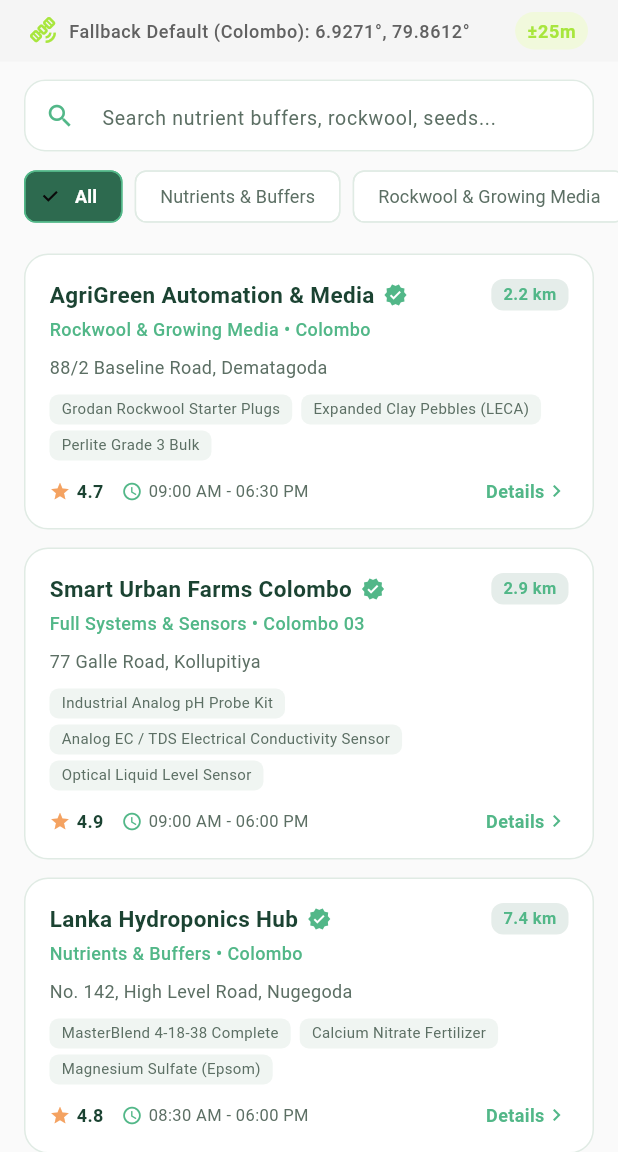
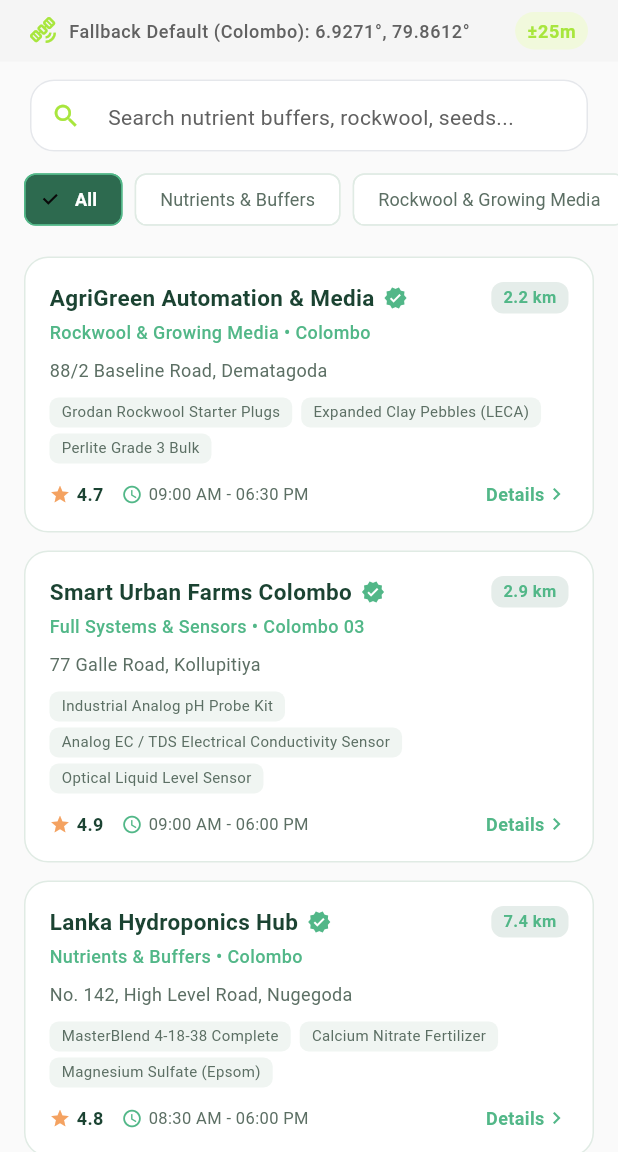
Before and after one commit to sameera-ekanayaka/AquaGrow_Connect, a Flutter app: the HydroMapScreen screen opened by its route, on a phone screen of 412 x 824 dp, the part 84-1236 px from its top. Run offline on Flutter 3.47's test engine with Material 3 defaults, Android fonts, the phone set to English and light mode, and no system bars; our stand-ins replace connectivity_plus, fl_chart, flutter_local_notifications, flutter_riverpod, flutter_secure_storage, geolocator and 6 more; accounts and stored records are empty.

Commit message:
refactor(location): restyle HydroMapScreen search bar to Figma spacing and radius tokens

```diff
--- a/lib/features/location/presentation/hydro_map_screen.dart
+++ b/lib/features/location/presentation/hydro_map_screen.dart
@@ -55,29 +55,44 @@ class HydroMapScreen extends ConsumerWidget {
 
           // Search Bar
           Padding(
-            padding: const EdgeInsets.fromLTRB(16, 12, 16, 6),
+            padding: const EdgeInsets.fromLTRB(
+              AgSpace.screen,
+              AgSpace.s12,
+              AgSpace.screen,
+              AgSpace.s8,
+            ),
             child: TextField(
-              onChanged: (val) => ref.read(supplierSearchQueryProvider.notifier).state = val,
+              onChanged: (val) =>
+                  ref.read(supplierSearchQueryProvider.notifier).state = val,
               decoration: InputDecoration(
                 hintText: 'Search nutrient buffers, rockwool, seeds...',
-                hintStyle: TextStyle(fontSize: 13, color: secondaryTextColor),
-                prefixIcon: const Icon(Icons.search, size: 20, color: AppColors.mintAccent),
+                hintStyle: Theme.of(context)
+                    .textTheme
+                    .bodyMedium
+                    ?.copyWith(color: colors.textSecondary),
+                prefixIcon: Icon(Icons.search, size: 20, color: colors.brand),
                 suffixIcon: ref.watch(supplierSearchQueryProvider).isNotEmpty
                     ? IconButton(
                         icon: const Icon(Icons.clear, size: 18),
-                        onPressed: () => ref.read(supplierSearchQueryProvider.notifier).state = '',
+                        onPressed: () =>
+                            ref
+                                .read(supplierSearchQueryProvider.notifier)
+                                .state = '',
                       )
                     : null,
-                contentPadding: const EdgeInsets.symmetric(vertical: 0, horizontal: 16),
+                contentPadding: const EdgeInsets.symmetric(
+                  vertical: 0,
+                  horizontal: AgSpace.s16,
+                ),
                 filled: true,
-                fillColor: isDark ? AppColors.darkSurface : AppColors.lightSurface,
+                fillColor: colors.surface,
                 border: OutlineInputBorder(
-                  borderRadius: BorderRadius.circular(14),
-                  borderSide: BorderSide(color: isDark ? AppColors.darkBorder : AppColors.lightBorder),
+                  borderRadius: AgRadius.all(AgRadius.r16),
+                  borderSide: BorderSide(color: colors.border),
                 ),
                 enabledBorder: OutlineInputBorder(
-                  borderRadius: BorderRadius.circular(14),
-                  borderSide: BorderSide(color: isDark ? AppColors.darkBorder : AppColors.lightBorder),
+                  borderRadius: AgRadius.all(AgRadius.r16),
+                  borderSide: BorderSide(color: colors.border),
                 ),
               ),
             ),
```
